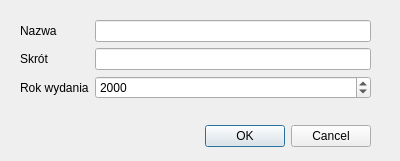
Qt form application/gui/form-catalogue.ui (Ztrk/database-project) before a commit.
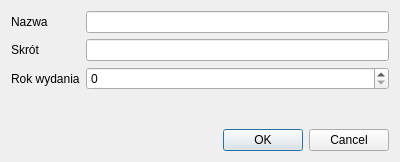
The same form after that commit.

Commit message: Add form for catalogues

What changed in the file:
```diff
--- a/application/gui/form-catalogue.ui
+++ b/application/gui/form-catalogue.ui
@@ -7,37 +7,14 @@
     <x>0</x>
     <y>0</y>
     <width>400</width>
-    <height>161</height>
+    <height>162</height>
    </rect>
   </property>
   <property name="windowTitle">
    <string>Dialog</string>
   </property>
-  <widget class="QDialogButtonBox" name="buttonBox">
-   <property name="geometry">
-    <rect>
-     <x>20</x>
-     <y>120</y>
-     <width>351</width>
-     <height>32</height>
-    </rect>
-   </property>
-   <property name="orientation">
-    <enum>Qt::Horizontal</enum>
-   </property>
-   <property name="standardButtons">
-    <set>QDialogButtonBox::Cancel|QDialogButtonBox::Ok</set>
-   </property>
-  </widget>
-  <widget class="QWidget" name="formLayoutWidget">
-   <property name="geometry">
-    <rect>
-     <x>20</x>
-     <y>20</y>
-     <width>351</width>
-     <height>91</height>
-    </rect>
-   </property>
+  <layout class="QVBoxLayout" name="verticalLayout">
+   <item>
    <layout class="QFormLayout" name="formLayout">
     <item row="0" column="0">
      <widget class="QLabel" name="nazwaLabel">
@@ -67,14 +44,38 @@
      </widget>
     </item>
     <item row="2" column="1">
-     <widget class="QDateEdit" name="rokWydaniaDateEdit">
-      <property name="displayFormat">
-       <string>yyyy</string>
+      <widget class="QSpinBox" name="publishing_year_edit">
+       <property name="maximum">
+        <number>9999</number>
       </property>
      </widget>
     </item>
    </layout>
-  </widget>
+   </item>
+   <item>
+    <widget class="QLabel" name="error_label">
+     <property name="styleSheet">
+      <string notr="true">color: rgb(239, 41, 41);</string>
+     </property>
+     <property name="text">
+      <string/>
+     </property>
+     <property name="wordWrap">
+      <bool>true</bool>
+     </property>
+    </widget>
+   </item>
+   <item>
+    <widget class="QDialogButtonBox" name="button_box">
+     <property name="orientation">
+      <enum>Qt::Horizontal</enum>
+     </property>
+     <property name="standardButtons">
+      <set>QDialogButtonBox::Cancel|QDialogButtonBox::Ok</set>
+     </property>
+    </widget>
+   </item>
+  </layout>
  </widget>
  <resources/>
  <connections>
```
Left out of the diff: 24 changed lines with no effect on the pictures. Lines whose indentation alone changed are shown as unchanged. The commit also changes 3 other files.
